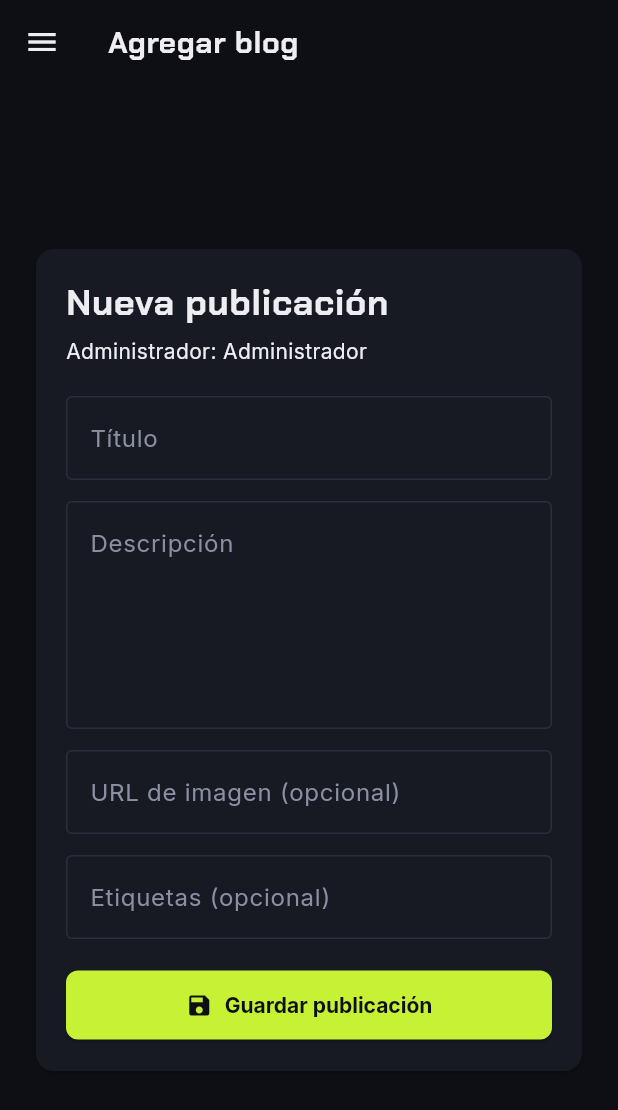
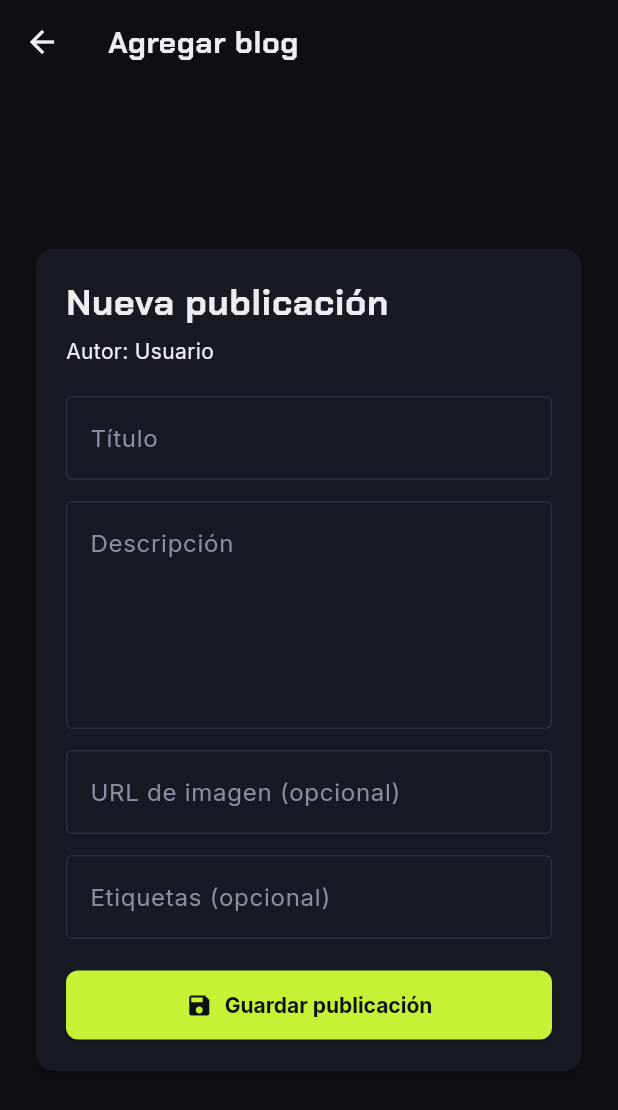
Before and after one commit to AllanR-os/blog-flutter-fastapi, a Flutter app: the AddBlogPage screen opened by its route, on a phone screen of 412 x 824 dp. Shown: the top 1110 px of the screen. Run offline on Flutter 3.47's test engine with Material 3 defaults, Android fonts, the phone set to English and light mode, and no system bars; our stand-ins replace google_fonts; accounts and stored records are empty.

Commit message:
feat(flutter): integrar sesion jwt, publicacion comunitaria y registro por rol

```diff
--- a/flutter_application_3/lib/models/post_model.dart
+++ b/flutter_application_3/lib/models/post_model.dart
@@ -4,6 +4,8 @@ class PostModel {
   final String descripcion;
   final String imagen;
   final String tags;
+  final int usuarioId;
+  final String autor;
 
   const PostModel({
     required this.id,
@@ -11,6 +13,8 @@ class PostModel {
     required this.descripcion,
     required this.imagen,
     required this.tags,
+    required this.usuarioId,
+    required this.autor,
   });
 
   factory PostModel.fromJson(Map<String, dynamic> json) {
@@ -20,6 +24,8 @@ class PostModel {
       descripcion: json['descripcion']?.toString() ?? '',
       imagen: json['img']?.toString() ?? '',
       tags: json['tags']?.toString() ?? '',
+      usuarioId: (json['usr_id'] as num?)?.toInt() ?? 0,
+      autor: json['autor']?.toString() ?? 'Jugador',
     );
   }
 }
--- a/flutter_application_3/lib/screens/add_blog_page.dart
+++ b/flutter_application_3/lib/screens/add_blog_page.dart
@@ -1,5 +1,6 @@
 import 'package:flutter/material.dart';
 import '../services/post_service.dart';
+import '../services/sesion.dart';
 import '../widgets/admin_drawer.dart';
 
 class AddBlogPage extends StatefulWidget {
@@ -23,7 +24,11 @@ class _AddBlogPageState extends State<AddBlogPage> {
   void didChangeDependencies() {
     super.didChangeDependencies();
     final args = ModalRoute.of(context)?.settings.arguments;
-    if (args is Map<String, dynamic>) _usuario = Map<String, dynamic>.from(args);
+    if (args is Map<String, dynamic>) {
+      _usuario = Map<String, dynamic>.from(args);
+    } else if (Sesion.usuario != null) {
+      _usuario = Map<String, dynamic>.from(Sesion.usuario!);
+    }
   }
 
   @override
@@ -53,10 +58,17 @@ class _AddBlogPageState extends State<AddBlogPage> {
       _descripcion.clear();
       _imagen.clear();
       _tags.clear();
+      if (Navigator.canPop(context)) {
+        Navigator.pop(context, true);
+      }
     } catch (e) {
       if (!mounted) return;
       ScaffoldMessenger.of(context).showSnackBar(
-        SnackBar(content: Text('No se pudo guardar: $e')),
+        SnackBar(
+          content: Text(
+            'No se pudo guardar: ${e.toString().replaceFirst('Exception: ', '')}',
+          ),
+        ),
       );
     } finally {
       if (mounted) setState(() => _guardando = false);
@@ -65,10 +77,14 @@ class _AddBlogPageState extends State<AddBlogPage> {
 
   @override
   Widget build(BuildContext context) {
-    final nombre = _usuario['nom_usr']?.toString() ?? 'Administrador';
+    final nombre = _usuario['nom_usr']?.toString() ?? Sesion.nombre;
+    final mostrarDrawer = Sesion.esAdmin && !Navigator.canPop(context);
+
     return Scaffold(
       appBar: AppBar(title: const Text('Agregar blog')),
-      drawer: AdminDrawer(usuario: _usuario, rutaActual: '/add-blog'),
+      drawer: mostrarDrawer
+          ? AdminDrawer(usuario: _usuario, rutaActual: '/add-blog')
+          : null,
       body: Center(
         child: ConstrainedBox(
           constraints: const BoxConstraints(maxWidth: 700),
@@ -82,10 +98,12 @@ class _AddBlogPageState extends State<AddBlogPage> {
                   child: Column(
                     crossAxisAlignment: CrossAxisAlignment.stretch,
                     children: [
-                      Text('Nueva publicación',
-                        style: Theme.of(context).textTheme.headlineSmall),
+                      Text(
+                        'Nueva publicación',
+                        style: Theme.of(context).textTheme.headlineSmall,
+                      ),
                       const SizedBox(height: 6),
-                      Text('Administrador: $nombre'),
+                      Text('Autor: $nombre'),
                       const SizedBox(height: 20),
                       TextFormField(
                         controller: _titulo,
@@ -94,7 +112,8 @@ class _AddBlogPageState extends State<AddBlogPage> {
                           border: OutlineInputBorder(),
                         ),
                         validator: (v) => v == null || v.trim().isEmpty
-                            ? 'Ingresa el título' : null,
+                            ? 'Ingresa el título'
+                            : null,
                       ),
                       const SizedBox(height: 14),
                       TextFormField(
@@ -106,7 +125,8 @@ class _AddBlogPageState extends State<AddBlogPage> {
                           alignLabelWithHint: true,
                         ),
                         validator: (v) => v == null || v.trim().isEmpty
-                            ? 'Ingresa la descripción' : null,
+                            ? 'Ingresa la descripción'
+                            : null,
                       ),
                       const SizedBox(height: 14),
                       TextFormField(
@@ -121,7 +141,7 @@ class _AddBlogPageState extends State<AddBlogPage> {
                         controller: _tags,
                         decoration: const InputDecoration(
                           labelText: 'Etiquetas (opcional)',
-                          hintText: 'flutter, tecnología, móvil',
+                          hintText: 'Guías, Indie, PC',
                           border: OutlineInputBorder(),
                         ),
                       ),
@@ -130,10 +150,14 @@ class _AddBlogPageState extends State<AddBlogPage> {
                         onPressed: _guardando ? null : _guardar,
                         icon: _guardando
                             ? const SizedBox(
-                                width: 18, height: 18,
-                                child: CircularProgressIndicator(strokeWidth: 2))
+                                width: 18,
+                                height: 18,
+                                child: CircularProgressIndicator(strokeWidth: 2),
+                              )
                             : const Icon(Icons.save),
-                        label: Text(_guardando ? 'Guardando...' : 'Guardar publicación'),
+                        label: Text(
+                          _guardando ? 'Guardando...' : 'Guardar publicación',
+                        ),
                       ),
                     ],
                   ),
--- a/flutter_application_3/lib/screens/login_user_page.dart
+++ b/flutter_application_3/lib/screens/login_user_page.dart
@@ -65,7 +65,7 @@ class _LoginPageState
       );
 
       if (!mounted) return;
-      Sesion.usuario = usuario;
+      Sesion.iniciar(usuario);
 
       final int tipoUsuario = (usuario['tip_usu'] as num).toInt();
 
@@ -74,14 +74,14 @@ class _LoginPageState
           context,
           '/users',
           (route) => false,
-          arguments: usuario,
+          arguments: Sesion.usuario,
         );
       } else if (tipoUsuario == 2) {
         Navigator.pushNamedAndRemoveUntil(
           context,
           '/blog',
           (route) => false,
-          arguments: usuario,
+          arguments: Sesion.usuario,
         );
       } else {
         ScaffoldMessenger.of(context).showSnackBar(
--- a/flutter_application_3/lib/screens/pago_page.dart
+++ b/flutter_application_3/lib/screens/pago_page.dart
@@ -38,8 +38,7 @@ class _PagoPageState extends State<PagoPage> {
   Future<void> pagar() async {
     if (!_formKey.currentState!.validate()) return;
 
-    final usuarioId = Sesion.idUsuario;
-    if (usuarioId == null) {
+    if (!Sesion.tieneToken) {
       ScaffoldMessenger.of(context).showSnackBar(
         const SnackBar(content: Text('Vuelve a iniciar sesión para comprar')),
       );
@@ -50,7 +49,6 @@ class _PagoPageState extends State<PagoPage> {
 
     try {
       final pedido = await tiendaService.pagar(
-        usuarioId: usuarioId,
         items: carrito.items,
         titular: titularController.text,
         numeroTarjeta: numeroController.text,
--- a/flutter_application_3/lib/screens/profile_page.dart
+++ b/flutter_application_3/lib/screens/profile_page.dart
@@ -1,6 +1,7 @@
 import 'dart:convert';
 import 'package:flutter/material.dart';
 import 'package:http/http.dart' as http;
+import '../services/sesion.dart';
 import '../widgets/admin_drawer.dart';
 
 class ProfilePage extends StatefulWidget {
@@ -27,6 +28,8 @@ class _ProfilePageState extends State<ProfilePage> {
     final args = ModalRoute.of(context)?.settings.arguments;
     if (args is Map<String, dynamic>) {
       _usuario = Map<String, dynamic>.from(args);
+    } else if (Sesion.usuario != null) {
+      _usuario = Map<String, dynamic>.from(Sesion.usuario!);
     }
     _nombre.text = _usuario['nom_usr']?.toString() ?? '';
     _correo.text = _usuario['mail']?.toString() ?? '';
@@ -55,12 +58,12 @@ class _ProfilePageState extends State<ProfilePage> {
     try {
       final response = await http.put(
         Uri.parse('$baseUrl/usuarios/$id'),
-        headers: {'Content-Type': 'application/json', 'Accept': 'application/json'},
+        headers: Sesion.headersJson,
         body: jsonEncode({
           'nom_usr': _nombre.text.trim(),
           'mail': _correo.text.trim().toLowerCase(),
           'dir_usr': _direccion.text.trim().isEmpty ? null : _direccion.text.trim(),
-          'tip_usu': (_usuario['tip_usu'] as num?)?.toInt() ?? 1,
+          'tip_usu': (_usuario['tip_usu'] as num?)?.toInt() ?? 2,
         }),
       ).timeout(const Duration(seconds: 10));
 
@@ -69,7 +72,10 @@ class _ProfilePageState extends State<ProfilePage> {
         final detail = data is Map ? data['detail'] : null;
         throw Exception(detail?.toString() ?? 'Error HTTP ${response.statusCode}');
       }
-      if (data is Map<String, dynamic>) _usuario = Map<String, dynamic>.from(data);
+      if (data is Map<String, dynamic>) {
+        _usuario = Map<String, dynamic>.from(data);
+        Sesion.usuario = Map<String, dynamic>.from(data);
+      }
       if (!mounted) return;
       ScaffoldMessenger.of(context).showSnackBar(
         const SnackBar(content: Text('Perfil actualizado correctamente')),
--- a/flutter_application_3/lib/services/sesion.dart
+++ b/flutter_application_3/lib/services/sesion.dart
@@ -1,14 +1,34 @@
-/// Guarda los datos del usuario que inició sesión mientras la app está abierta.
+/// Guarda los datos y el JWT del usuario autenticado mientras la app está abierta.
 class Sesion {
   static Map<String, dynamic>? usuario;
+  static String? token;
+
+  static void iniciar(Map<String, dynamic> datos) {
+    token = datos['access_token']?.toString();
+    usuario = Map<String, dynamic>.from(datos)..remove('access_token')..remove('token_type');
+  }
+
+  static bool get tieneToken => token != null && token!.isNotEmpty;
 
   static int? get idUsuario => (usuario?['id_usr'] as num?)?.toInt();
 
   static String get nombre => usuario?['nom_usr']?.toString() ?? 'Usuario';
 
-  static bool get esAdmin => (usuario?['tip_usu'] as num?)?.toInt() == 1;
+  static bool get esAdmin =>
+      tieneToken && (usuario?['tip_usu'] as num?)?.toInt() == 1;
+
+  static Map<String, String> get headersAuth => {
+        'Accept': 'application/json',
+        if (tieneToken) 'Authorization': 'Bearer $token',
+      };
+
+  static Map<String, String> get headersJson => {
+        'Content-Type': 'application/json',
+        ...headersAuth,
+      };
 
   static void cerrar() {
     usuario = null;
+    token = null;
   }
 }
```
Also changed, not shown: flutter_application_3/lib/models/comentario_model.dart (+9 -7 lines), flutter_application_3/lib/screens/blog_page.dart (+45 -10 lines), flutter_application_3/lib/screens/post_detail_page.dart (+55 -30 lines), flutter_application_3/lib/screens/register_user_page.dart (+7 -4 lines), flutter_application_3/lib/services/comentario_service.dart (+15 -9 lines), flutter_application_3/lib/services/post_service.dart (+16 -12 lines), flutter_application_3/lib/services/tienda_service.dart (+11 -11 lines), flutter_application_3/lib/services/user_service.dart (+20 -14 lines), flutter_application_3/lib/widgets/post_card.dart (+48 -1 lines).
